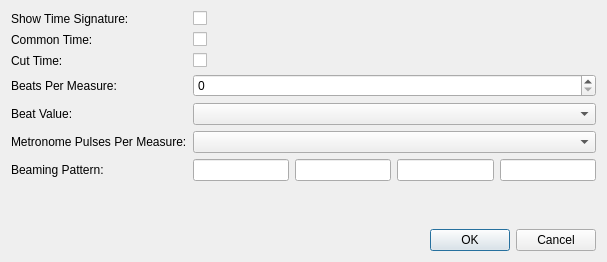
This is source/dialogs/timesignaturedialog.ui in powertab/powertabeditor as Qt 5 draws it before an edit. The edited form follows.
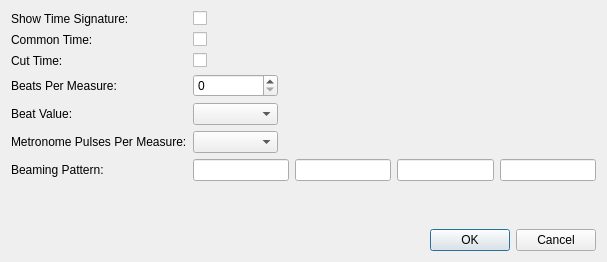
This is the edited form.

Commit message: Adjusted sizing of widget in the time signature dialog - the beat value widgets are now the same size as the widgets for metronome pulses

```diff
--- a/source/dialogs/timesignaturedialog.ui
+++ b/source/dialogs/timesignaturedialog.ui
@@ -19,6 +19,9 @@
   <layout class="QVBoxLayout" name="verticalLayout">
    <item>
     <layout class="QFormLayout" name="formLayout">
+     <property name="fieldGrowthPolicy">
+      <enum>QFormLayout::FieldsStayAtSizeHint</enum>
+     </property>
      <item row="0" column="0">
       <widget class="QLabel" name="showTimeSignatureLabel">
        <property name="text">
@@ -57,7 +60,14 @@
       </widget>
      </item>
      <item row="3" column="1">
-      <widget class="QSpinBox" name="beatsPerMeasure"/>
+      <widget class="QSpinBox" name="beatsPerMeasure">
+       <property name="minimumSize">
+        <size>
+         <width>85</width>
+         <height>0</height>
+        </size>
+       </property>
+      </widget>
      </item>
      <item row="4" column="0">
       <widget class="QLabel" name="beatValueLabel">
@@ -67,7 +77,14 @@
       </widget>
      </item>
      <item row="4" column="1">
-      <widget class="QComboBox" name="beatValue"/>
+      <widget class="QComboBox" name="beatValue">
+       <property name="minimumSize">
+        <size>
+         <width>85</width>
+         <height>0</height>
+        </size>
+       </property>
+      </widget>
      </item>
      <item row="5" column="0">
       <widget class="QLabel" name="metronomePulsesPerMeasureLabel">
@@ -77,7 +94,14 @@
       </widget>
      </item>
      <item row="5" column="1">
-      <widget class="QComboBox" name="metronomePulses"/>
+      <widget class="QComboBox" name="metronomePulses">
+       <property name="minimumSize">
+        <size>
+         <width>85</width>
+         <height>0</height>
+        </size>
+       </property>
+      </widget>
      </item>
      <item row="6" column="0">
       <widget class="QLabel" name="beamingPatternLabel">
```
